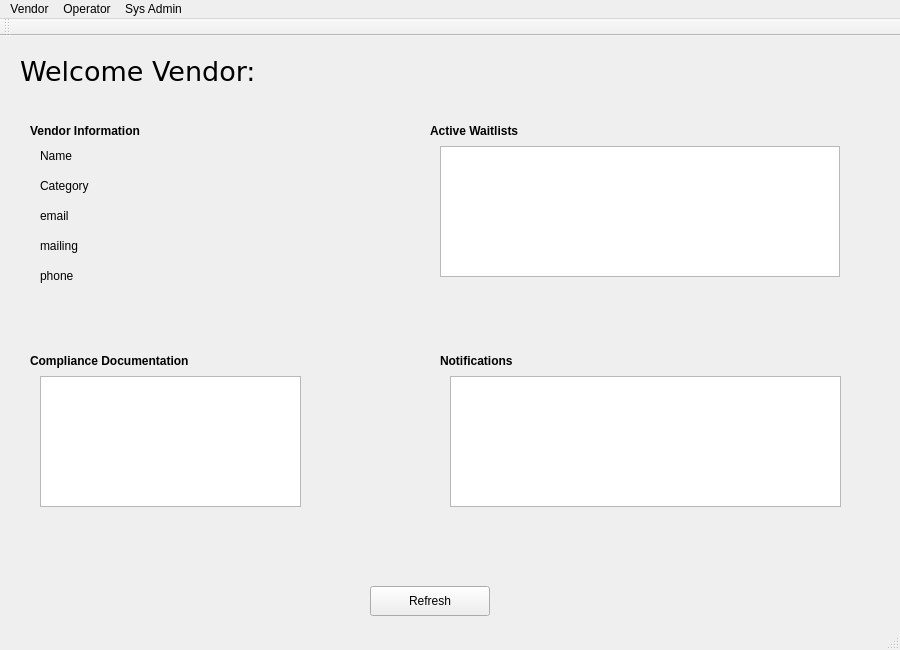
The window that mainwindow.ui (BPortnoy-light/D2) describes before a commit, drawn with Qt 5.
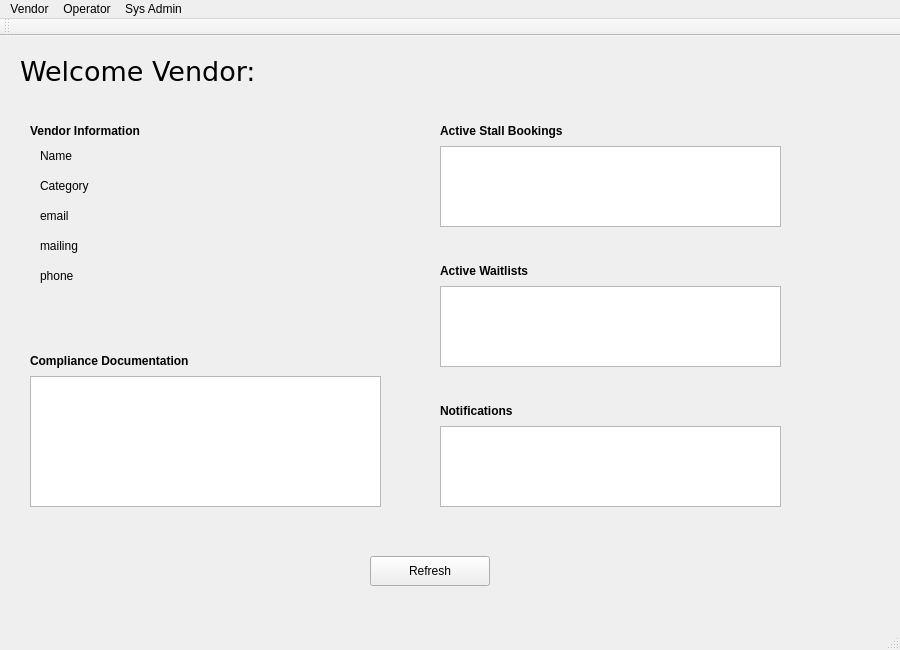
The same window after the commit. The open tabs and pages were chosen to show the change.

Patch:
```diff
--- a/mainwindow.ui
+++ b/mainwindow.ui
@@ -271,19 +271,9 @@
       <property name="geometry">
        <rect>
         <x>430</x>
-        <y>100</y>
-        <width>400</width>
-        <height>131</height>
-       </rect>
-      </property>
-     </widget>
-     <widget class="QListWidget" name="NotifListView">
-      <property name="geometry">
-       <rect>
-        <x>440</x>
-        <y>330</y>
-        <width>391</width>
-        <height>131</height>
+        <y>240</y>
+        <width>341</width>
+        <height>81</height>
        </rect>
       </property>
      </widget>
@@ -291,7 +281,7 @@
       <property name="geometry">
        <rect>
         <x>360</x>
-        <y>540</y>
+        <y>510</y>
         <width>120</width>
         <height>30</height>
        </rect>
@@ -338,21 +328,11 @@
        <string/>
       </property>
      </widget>
-     <widget class="QTableView" name="tableView">
+     <widget class="QLabel" name="vendorWaitlistLabel">
       <property name="geometry">
        <rect>
-        <x>30</x>
-        <y>330</y>
-        <width>261</width>
-        <height>131</height>
-       </rect>
-      </property>
-     </widget>
-     <widget class="QLabel" name="vendorInfoLabel_2">
-      <property name="geometry">
-       <rect>
-        <x>420</x>
-        <y>70</y>
+        <x>430</x>
+        <y>210</y>
         <width>141</width>
         <height>30</height>
        </rect>
@@ -371,7 +351,7 @@
       <property name="geometry">
        <rect>
         <x>430</x>
-        <y>300</y>
+        <y>350</y>
         <width>141</width>
         <height>30</height>
        </rect>
@@ -386,6 +366,55 @@
        <string>Notifications</string>
       </property>
      </widget>
+     <widget class="QTableWidget" name="dashboardComplianceTableView">
+      <property name="geometry">
+       <rect>
+        <x>20</x>
+        <y>330</y>
+        <width>351</width>
+        <height>131</height>
+       </rect>
+      </property>
+     </widget>
+     <widget class="QTableWidget" name="dashboardNotificationTableView">
+      <property name="geometry">
+       <rect>
+        <x>430</x>
+        <y>380</y>
+        <width>341</width>
+        <height>81</height>
+       </rect>
+      </property>
+     </widget>
+     <widget class="QTableWidget" name="activeStallBookingTableView">
+      <property name="geometry">
+       <rect>
+        <x>430</x>
+        <y>100</y>
+        <width>341</width>
+        <height>81</height>
+       </rect>
+      </property>
+     </widget>
+     <widget class="QLabel" name="activeStallBookingLabel">
+      <property name="geometry">
+       <rect>
+        <x>430</x>
+        <y>70</y>
+        <width>161</width>
+        <height>30</height>
+       </rect>
+      </property>
+      <property name="font">
+       <font>
+        <weight>75</weight>
+        <bold>true</bold>
+       </font>
+      </property>
+      <property name="text">
+       <string>Active Stall Bookings</string>
+      </property>
+     </widget>
     </widget>
     <widget class="QWidget" name="sysAdminHomePage">
      <widget class="QLabel" name="sysAdminHomeLabel">
```
Left out of the diff: 37 changed lines with no effect on the pictures.
